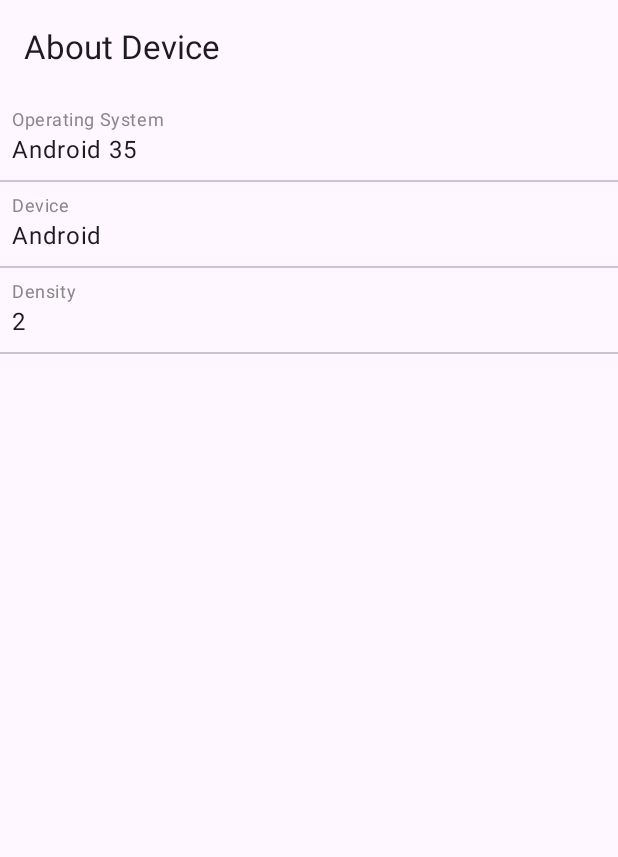
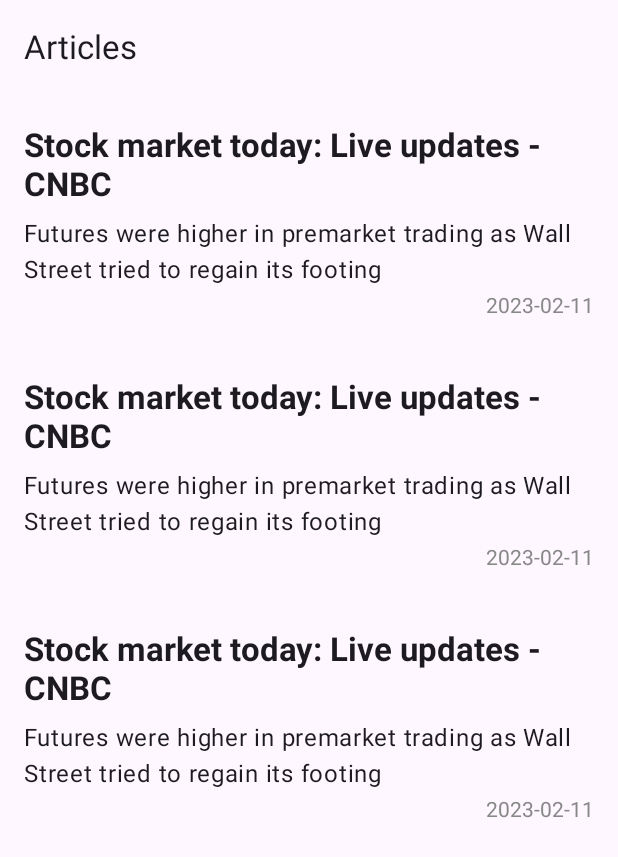
Before and after one commit to Jakob1996/KMMApp, an Android app built with Jetpack Compose: the screen it shows after launch (MainActivity), on a phone screen of 412 x 824 dp. Shown: the top 857 px of the screen. Run offline under Robolectric (Android 15) with nearby library versions, the phone set to English and light mode, and no system bars; pictures from the network do not load.

Commit message:
Add some changes

```diff
--- a/androidApp/build.gradle.kts
+++ b/androidApp/build.gradle.kts
@@ -41,7 +41,7 @@ android {
 dependencies {
     implementation(projects.common)
     implementation(libs.compose.ui)
-
+    implementation(libs.coil.compose)
 
     implementation(libs.compose.ui.tooling.preview)
     implementation(libs.compose.material3)
--- a/androidApp/src/main/AndroidManifest.xml
+++ b/androidApp/src/main/AndroidManifest.xml
@@ -1,5 +1,7 @@
 <?xml version="1.0" encoding="utf-8"?>
 <manifest xmlns:android="http://schemas.android.com/apk/res/android">
+
+    <uses-permission android:name="android.permission.INTERNET" />
 
     <application
         android:allowBackup="false"
--- a/androidApp/src/main/java/com/example/kmmapp/android/MainActivity.kt
+++ b/androidApp/src/main/java/com/example/kmmapp/android/MainActivity.kt
@@ -3,26 +3,29 @@ package com.example.kmmapp.android
 import android.os.Bundle
 import androidx.activity.ComponentActivity
 import androidx.activity.compose.setContent
+import androidx.activity.viewModels
 import androidx.compose.foundation.layout.fillMaxSize
 import androidx.compose.material3.MaterialTheme
 import androidx.compose.material3.Surface
 import androidx.compose.runtime.Composable
 import androidx.compose.ui.Modifier
 import androidx.compose.ui.tooling.preview.Preview
-import com.example.kmmapp.Platform
+import com.example.kmmapp.android.screens.ArticlesScreen
+import com.example.kmmapp.articles.ArticlesViewModel
 
 class MainActivity : ComponentActivity() {
     override fun onCreate(savedInstanceState: Bundle?) {
         super.onCreate(savedInstanceState)
 
-        Platform().logSystemInfo()
+        val articlesViewModel: ArticlesViewModel by viewModels()
+
         setContent {
             MyApplicationTheme {
                 Surface(
                     modifier = Modifier.fillMaxSize(),
                     color = MaterialTheme.colorScheme.background
                 ) {
-                    AboutScreen()
+                    ArticlesScreen(articlesViewModel)
                 }
             }
         }
@@ -33,6 +36,6 @@ class MainActivity : ComponentActivity() {
 @Composable
 fun DefaultPreview() {
     MyApplicationTheme {
-        AboutScreen()
+
     }
 }
--- a/androidApp/src/main/java/com/example/kmmapp/android/AboutScreen.kt
+++ b/androidApp/src/main/java/com/example/kmmapp/android/screens/AboutScreen.kt
@@ -1,4 +1,4 @@
-package com.example.kmmapp.android
+package com.example.kmmapp.android.screens
 
 import androidx.compose.foundation.layout.Column
 import androidx.compose.foundation.layout.fillMaxSize
--- /dev/null
+++ b/androidApp/src/main/java/com/example/kmmapp/android/screens/ArticlesScreen.kt
@@ -0,0 +1,123 @@
+package com.example.kmmapp.android.screens
+
+import androidx.compose.foundation.layout.Box
+import androidx.compose.foundation.layout.Column
+import androidx.compose.foundation.layout.Spacer
+import androidx.compose.foundation.layout.fillMaxSize
+import androidx.compose.foundation.layout.fillMaxWidth
+import androidx.compose.foundation.layout.height
+import androidx.compose.foundation.layout.padding
+import androidx.compose.foundation.layout.width
+import androidx.compose.foundation.lazy.LazyColumn
+import androidx.compose.foundation.lazy.items
+import androidx.compose.material3.CircularProgressIndicator
+import androidx.compose.material3.ExperimentalMaterial3Api
+import androidx.compose.material3.MaterialTheme
+import androidx.compose.material3.Text
+import androidx.compose.material3.TopAppBar
+import androidx.compose.runtime.Composable
+import androidx.compose.runtime.collectAsState
+import androidx.compose.ui.Alignment
+import androidx.compose.ui.Modifier
+import androidx.compose.ui.graphics.Color
+import androidx.compose.ui.text.TextStyle
+import androidx.compose.ui.text.font.FontWeight
+import androidx.compose.ui.text.style.TextAlign
+import androidx.compose.ui.unit.dp
+import androidx.compose.ui.unit.sp
+import coil.compose.AsyncImage
+import com.example.kmmapp.articles.Article
+import com.example.kmmapp.articles.ArticlesViewModel
+
+@Composable
+fun ArticlesScreen(articlesViewModel: ArticlesViewModel) {
+
+    val articlesState = articlesViewModel.articlesState.collectAsState()
+
+    Column {
+        AppBar()
+
+        when {
+            articlesState.value.loading -> {
+                Loader()
+            }
+
+            articlesState.value.error != null -> {
+                articlesState.value.error?.let {
+                    ErrorMessage(it)
+                }
+            }
+
+            articlesState.value.articles.isNotEmpty() -> {
+                ArticlesListView(articlesViewModel.articlesState.value.articles)
+            }
+        }
+    }
+
+}
+
+@OptIn(ExperimentalMaterial3Api::class)
+@Composable
+private fun AppBar() {
+    TopAppBar(title = { Text(text = "Articles") })
+}
+
+@Composable
+fun Loader() {
+    Box(modifier = Modifier.fillMaxSize(), contentAlignment = Alignment.Center) {
+        CircularProgressIndicator(
+            modifier = Modifier.width(64.dp),
+            color = MaterialTheme.colorScheme.surfaceVariant,
+            trackColor = MaterialTheme.colorScheme.secondary
+        )
+    }
+}
+
+@Composable
+fun ErrorMessage(message: String) {
+    Box(modifier = Modifier.fillMaxSize(), contentAlignment = Alignment.Center) {
+        Text(
+            text = message,
+            style = TextStyle(fontSize = 28.sp, textAlign = TextAlign.Center)
+        )
+    }
+}
+
+@Composable
+fun ArticlesListView(articles: List<Article>) {
+    LazyColumn(modifier = Modifier.fillMaxSize()) {
+        items(articles) {
+            ArticlesItemView(it)
+        }
+    }
+}
+
+@Composable
+fun ArticlesItemView(article: Article) {
+    Column(
+        modifier = Modifier
+            .fillMaxWidth()
+            .padding(16.dp)
+    ) {
+        AsyncImage(
+            model = article
+                .imageUrl, contentDescription = null
+        )
+
+        Spacer(modifier = Modifier.height(4.dp))
+        Text(
+            text = article.title,
+            style = TextStyle(fontWeight = FontWeight.Bold, fontSize = 22.sp)
+        )
+        Spacer(modifier = Modifier.height(8.dp))
+        Text(text = article.description)
+        Spacer(modifier = Modifier.height(4.dp))
+        Text(
+            text = article.date, style = TextStyle(color = Color.Gray), modifier = Modifier.align(
+                Alignment.End
+            )
+        )
+
+        Spacer(modifier = Modifier.height(4.dp))
+    }
+}
--- a/common/src/commonMain/kotlin/com/example/kmmapp/articles/ArticlesViewModel.kt
+++ b/common/src/commonMain/kotlin/com/example/kmmapp/articles/ArticlesViewModel.kt
@@ -8,7 +8,8 @@ import kotlinx.coroutines.launch
 
 class ArticlesViewModel : BaseViewModel() {
 
-    private val _articlesState: MutableStateFlow<ArticlesState> = MutableStateFlow(ArticlesState(loading = true))
+    private val _articlesState: MutableStateFlow<ArticlesState> =
+        MutableStateFlow(ArticlesState(loading = true))
     val articlesState: StateFlow<ArticlesState> get() = _articlesState
 
     init {
@@ -17,8 +18,10 @@ class ArticlesViewModel : BaseViewModel() {
 
     private fun getArticles() {
         scope.launch {
+            delay(1500)
+            _articlesState.emit(ArticlesState(error = "Some errors"))
+            delay(1500)
             val fetchedArticles = fetchArticles()
-            delay(500)
             _articlesState.emit(ArticlesState(articles = fetchedArticles))
         }
     }
@@ -32,19 +35,19 @@ class ArticlesViewModel : BaseViewModel() {
             "Stock market today: Live updates - CNBC",
             "Futures were higher in premarket trading as Wall Street tried to regain its footing",
             "2023-02-11",
-            "https://www.google.com/search?client=avast-a-1&sca_esv=601107417&sxsrf=ACQVn09MOUr8Sf2J63hzZuh_NMZQHKT2_g:1706113800500&q=news&tbm=isch&source=lnms&sa=X&ved=2ahUKEwjMspmYufaDAxUQX_EDHX1iB5cQ0pQJegQICxAB&biw=2560&bih=1291&dpr=1.5#imgrc=zHzlujL5mACCPM"
+            "https://picsum.photos/id/237/200/300"
         ),
         Article(
             "Stock market today: Live updates - CNBC",
             "Futures were higher in premarket trading as Wall Street tried to regain its footing",
             "2023-02-11",
-            "https://www.google.com/search?client=avast-a-1&sca_esv=601107417&sxsrf=ACQVn09MOUr8Sf2J63hzZuh_NMZQHKT2_g:1706113800500&q=news&tbm=isch&source=lnms&sa=X&ved=2ahUKEwjMspmYufaDAxUQX_EDHX1iB5cQ0pQJegQICxAB&biw=2560&bih=1291&dpr=1.5#imgrc=pZJv5nGHuAoC-M"
+            "https://picsum.photos/200/300?grayscale"
         ),
         Article(
             "Stock market today: Live updates - CNBC",
             "Futures were higher in premarket trading as Wall Street tried to regain its footing",
             "2023-02-11",
-            "https://www.google.com/search?client=avast-a-1&sca_esv=601107417&sxsrf=ACQVn09MOUr8Sf2J63hzZuh_NMZQHKT2_g:1706113800500&q=news&tbm=isch&source=lnms&sa=X&ved=2ahUKEwjMspmYufaDAxUQX_EDHX1iB5cQ0pQJegQICxAB&biw=2560&bih=1291&dpr=1.5#imgrc=JxMDZZAuZfjQoM"
+            "https://picsum.photos/200/300/?blur"
         )
     )
 }
--- a/gradle/libs.versions.toml
+++ b/gradle/libs.versions.toml
@@ -1,5 +1,6 @@
 [versions]
 agp = "8.1.4"
+coilCompose = "2.5.0"
 kotlin = "1.9.20"
 compose = "1.5.4"
 compose-compiler = "1.5.4"
@@ -10,6 +11,7 @@ lifecycleViewmodelKtx = "2.7.0"
 
 [libraries]
 androidx-lifecycle-viewmodel-ktx = { module = "androidx.lifecycle:lifecycle-viewmodel-ktx", version.ref = "lifecycleViewmodelKtx" }
+coil-compose = { module = "io.coil-kt:coil-compose", version.ref = "coilCompose" }
 kotlin-test = { module = "org.jetbrains.kotlin:kotlin-test", version.ref = "kotlin" }
 androidx-activity-compose = { module = "androidx.activity:activity-compose", version.ref = "androidx-activityCompose" }
 compose-ui = { module = "androidx.compose.ui:ui", version.ref = "compose" }
```
